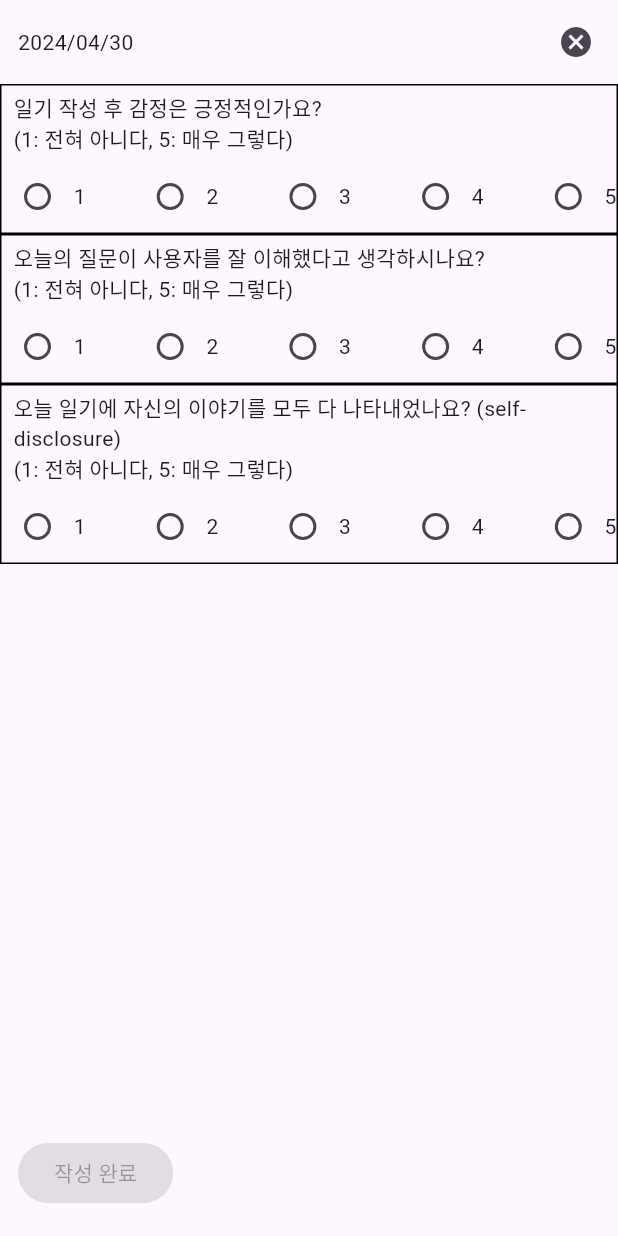
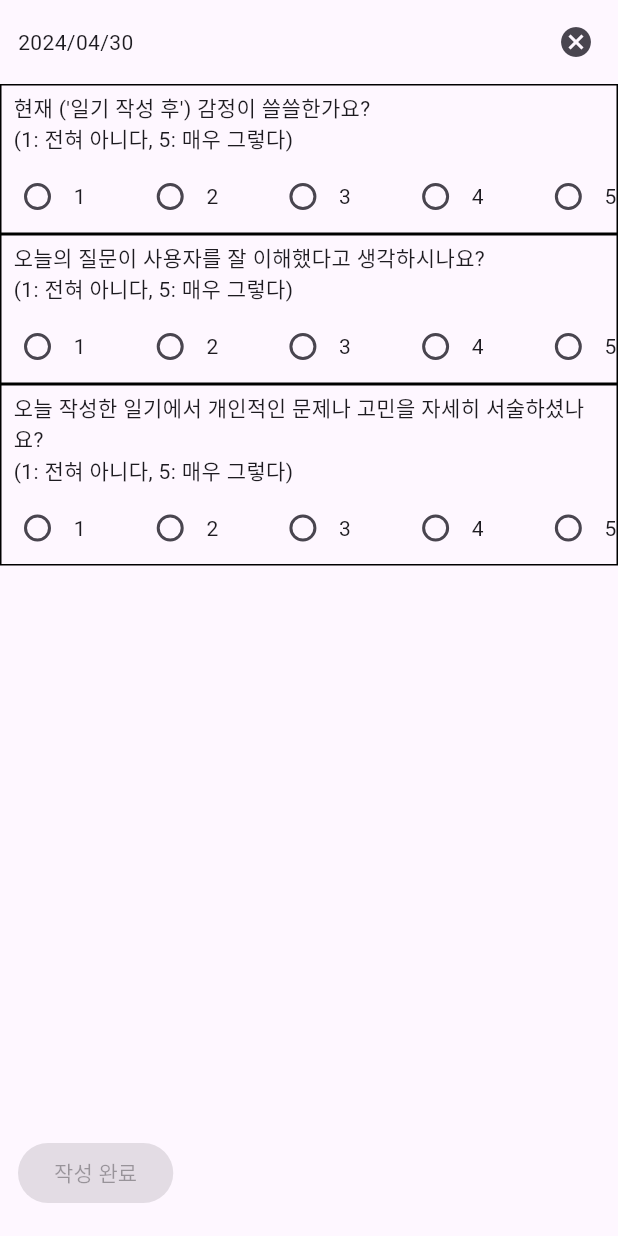
Before and after one commit to hotmoist/FeelsBar, a Flutter app: the SecondSurveySectionWidget widget shown alone on an empty page, opened directly with empty values, on a phone screen of 412 x 824 dp. Run offline on Flutter 3.47's test engine with Material 3 defaults, Android fonts, the phone set to English and light mode, and no system bars; drawn by our look-alikes of group_radio_button; our stand-ins replace expandable_text, firebase_core, firebase_database, firebase_messaging, flutter_local_notifications, shared_preferences and 1 more; accounts and stored records are empty; network calls fail.

Commit message:
changed survey content

```diff
--- a/lib/widgets/first_survey_widget.dart
+++ b/lib/widgets/first_survey_widget.dart
@@ -83,7 +83,7 @@ class _FirstSurveySectionWidgetState extends State<FirstSurveySectionWidget> {
                       alignment: AlignmentDirectional(-1, 0),
                       child: Padding(
                         padding: EdgeInsetsDirectional.fromSTEB(8, 4, 8, 0),
-                        child: Text("일기 작성 전 감정이 긍정적인가요?"),
+                        child: Text("현재(\'일기 작성 전\') 감정이 쓸쓸한가요?"),
                       ),
                     ),
                     const Align(
--- a/lib/widgets/second_survey_widget.dart
+++ b/lib/widgets/second_survey_widget.dart
@@ -43,6 +43,11 @@ class _SecondSurveySectionWidgetState extends State<SecondSurveySectionWidget> {
     });
   }
 
+  int _countWords(String content) {
+    List<String> list = content.split(" ");
+    return list.length;
+  }
+
   Future<void> fetchData() async {
     setState(() {
       isSending = true;
@@ -86,7 +91,7 @@ class _SecondSurveySectionWidgetState extends State<SecondSurveySectionWidget> {
       'system_prompt': systemPrompt,
       'user_prompt': userPrompt,
       'diary_prompt': widget.diaryPrompt,
-      'content': widget.diaryContent,
+      'content': _countWords(widget.diaryContent),
       'survey_1': widget.surveyOne,
       'survey_2': surveyTwoValue,
       'survey_3': surveyThreeValue,
@@ -158,7 +163,7 @@ class _SecondSurveySectionWidgetState extends State<SecondSurveySectionWidget> {
                             child: Padding(
                               padding:
                                   EdgeInsetsDirectional.fromSTEB(8, 4, 8, 0),
-                              child: Text("일기 작성 후 감정은 긍정적인가요?"),
+                              child: Text("현재 ('일기 작성 후') 감정이 쓸쓸한가요?"),
                             ),
                           ),
                           const Align(
@@ -240,8 +245,8 @@ class _SecondSurveySectionWidgetState extends State<SecondSurveySectionWidget> {
                             child: Padding(
                               padding:
                                   EdgeInsetsDirectional.fromSTEB(8, 4, 8, 0),
-                              child: Text(
-                                  "오늘 일기에 자신의 이야기를 모두 다 나타내었나요? (self-disclosure)"),
+                              child:
+                                  Text("오늘 작성한 일기에서 개인적인 문제나 고민을 자세히 서술하셨나요?"),
                             ),
                           ),
                           const Align(
```
